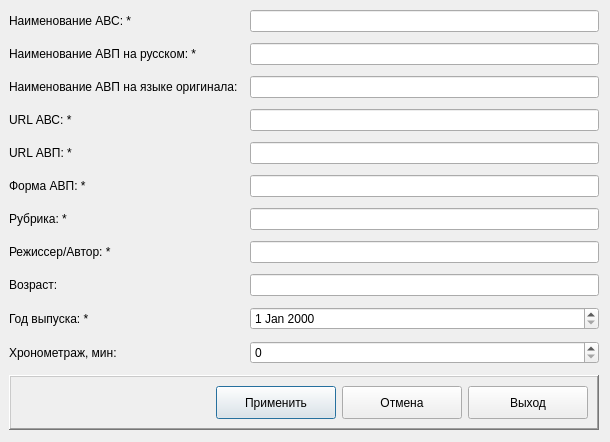
Old version of the form arm_o/d_addavp.ui in the repository levdikandrey/DataCollector.
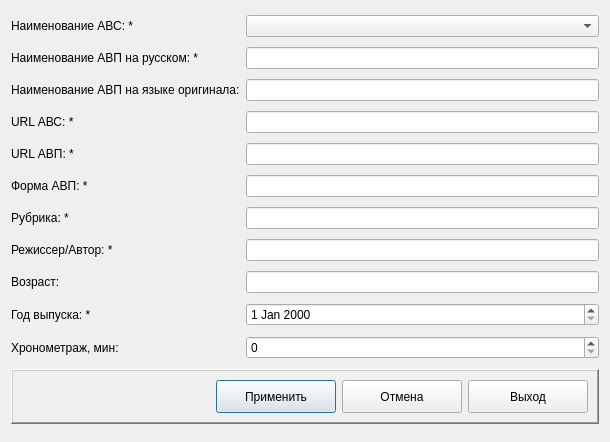
New version of the form. Icons and pictures are not drawn.

The edit to the form file:
```diff
--- a/arm_o/d_addavp.ui
+++ b/arm_o/d_addavp.ui
@@ -14,46 +14,121 @@
    <string>Добавление АВП</string>
   </property>
   <layout class="QGridLayout" name="gridLayout">
-   <property name="leftMargin">
-    <number>9</number>
-   </property>
-   <property name="topMargin">
-    <number>5</number>
-   </property>
-   <property name="bottomMargin">
-    <number>3</number>
-   </property>
-   <item row="7" column="0">
+   <item row="0" column="0">
+    <widget class="QLabel" name="label_11">
+     <property name="text">
+      <string>Наименование АВС: *</string>
+     </property>
+    </widget>
+   </item>
+   <item row="0" column="1">
+    <widget class="QComboBox" name="comboBoxNameAVS"/>
+   </item>
+   <item row="1" column="0">
+    <widget class="QLabel" name="label">
+     <property name="text">
+      <string>Наименование АВП на русском: *</string>
+     </property>
+    </widget>
+   </item>
+   <item row="1" column="1">
+    <widget class="QLineEdit" name="lineEditName"/>
+   </item>
+   <item row="2" column="0">
+    <widget class="QLabel" name="label_2">
+     <property name="text">
+      <string>Наименование АВП на языке оригинала:</string>
+     </property>
+    </widget>
+   </item>
+   <item row="2" column="1">
+    <widget class="QLineEdit" name="lineEditNameOriginal"/>
+   </item>
+   <item row="3" column="0">
+    <widget class="QLabel" name="label_3">
+     <property name="text">
+      <string>URL АВС: *</string>
+     </property>
+    </widget>
+   </item>
+   <item row="3" column="1">
+    <widget class="QLineEdit" name="lineEditURL_AVS"/>
+   </item>
+   <item row="4" column="0">
+    <widget class="QLabel" name="label_6">
+     <property name="text">
+      <string>URL АВП: *</string>
+     </property>
+    </widget>
+   </item>
+   <item row="4" column="1">
+    <widget class="QLineEdit" name="lineEditURL_AVP"/>
+   </item>
+   <item row="5" column="0">
+    <widget class="QLabel" name="label_4">
+     <property name="text">
+      <string>Форма АВП: *</string>
+     </property>
+    </widget>
+   </item>
+   <item row="5" column="1">
+    <widget class="QLineEdit" name="lineEditFormAVP"/>
+   </item>
+   <item row="6" column="0">
     <widget class="QLabel" name="label_5">
      <property name="text">
       <string>Рубрика: *</string>
      </property>
     </widget>
    </item>
-   <item row="9" column="2">
+   <item row="6" column="1">
+    <widget class="QLineEdit" name="lineEditRubric"/>
+   </item>
+   <item row="7" column="0">
+    <widget class="QLabel" name="label_7">
+     <property name="text">
+      <string>Режиссер/Автор: *</string>
+     </property>
+    </widget>
+   </item>
+   <item row="7" column="1">
+    <widget class="QLineEdit" name="lineEditFilmMaker"/>
+   </item>
+   <item row="8" column="0">
+    <widget class="QLabel" name="label_8">
+     <property name="text">
+      <string>Возраст:</string>
+     </property>
+    </widget>
+   </item>
+   <item row="8" column="1">
     <widget class="QLineEdit" name="lineEditAge"/>
    </item>
-   <item row="11" column="0">
+   <item row="9" column="0">
+    <widget class="QLabel" name="label_9">
+     <property name="text">
+      <string>Год выпуска: *</string>
+     </property>
+    </widget>
+   </item>
+   <item row="9" column="1">
+    <widget class="QDateEdit" name="dateEditYearOfRelease"/>
+   </item>
+   <item row="10" column="0">
     <widget class="QLabel" name="label_10">
      <property name="text">
       <string>Хронометраж, мин:</string>
      </property>
     </widget>
    </item>
-   <item row="10" column="2">
-    <widget class="QDateEdit" name="dateEditYearOfRelease"/>
-   </item>
-   <item row="1" column="0">
-    <widget class="QLabel" name="label">
-     <property name="text">
-      <string>Наименование АВП на русском: *</string>
+   <item row="10" column="1">
+    <widget class="QSpinBox" name="spinBoxDuration">
+     <property name="maximum">
+      <number>10000</number>
      </property>
     </widget>
    </item>
-   <item row="4" column="2">
-    <widget class="QLineEdit" name="lineEditURL_AVS"/>
-   </item>
-   <item row="12" column="0" colspan="3">
+   <item row="11" column="0" colspan="2">
     <widget class="QFrame" name="frame">
      <property name="maximumSize">
       <size>
@@ -153,90 +228,6 @@
      </layout>
     </widget>
    </item>
-   <item row="8" column="2">
-    <widget class="QLineEdit" name="lineEditFilmMaker"/>
-   </item>
-   <item row="4" column="0">
-    <widget class="QLabel" name="label_3">
-     <property name="text">
-      <string>URL АВС: *</string>
-     </property>
-    </widget>
-   </item>
-   <item row="8" column="0">
-    <widget class="QLabel" name="label_7">
-     <property name="text">
-      <string>Режиссер/Автор: *</string>
-     </property>
-    </widget>
-   </item>
-   <item row="7" column="2">
-    <widget class="QLineEdit" name="lineEditRubric"/>
-   </item>
-   <item row="9" column="0">
-    <widget class="QLabel" name="label_8">
-     <property name="text">
-      <string>Возраст:</string>
-     </property>
-    </widget>
-   </item>
-   <item row="10" column="0">
-    <widget class="QLabel" name="label_9">
-     <property name="text">
-      <string>Год выпуска: *</string>
-     </property>
-    </widget>
-   </item>
-   <item row="5" column="2">
-    <widget class="QLineEdit" name="lineEditURL_AVP"/>
-   </item>
-   <item row="11" column="2">
-    <widget class="QSpinBox" name="spinBoxDuration">
-     <property name="maximum">
-      <number>10000</number>
-     </property>
-    </widget>
-   </item>
-   <item row="2" column="2">
-    <widget class="QLineEdit" name="lineEditNameOriginal"/>
-   </item>
-   <item row="2" column="0">
-    <widget class="QLabel" name="label_2">
-     <property name="text">
-      <string>Наименование АВП на языке оригинала:</string>
-     </property>
-    </widget>
-   </item>
-   <item row="1" column="2">
-    <widget class="QLineEdit" name="lineEditName"/>
-   </item>
-   <item row="6" column="2">
-    <widget class="QLineEdit" name="lineEditFormAVP"/>
-   </item>
-   <item row="5" column="0">
-    <widget class="QLabel" name="label_6">
-     <property name="text">
-      <string>URL АВП: *</string>
-     </property>
-    </widget>
-   </item>
-   <item row="6" column="0">
-    <widget class="QLabel" name="label_4">
-     <property name="text">
-      <string>Форма АВП: *</string>
-     </property>
-    </widget>
-   </item>
-   <item row="0" column="0">
-    <widget class="QLabel" name="label_11">
-     <property name="text">
-      <string>Наименование АВС: *</string>
-     </property>
-    </widget>
-   </item>
-   <item row="0" column="2">
-    <widget class="QLineEdit" name="lineEditNameAVS"/>
-   </item>
   </layout>
  </widget>
  <tabstops>
```
Left out of the diff: 1 changed line with no effect on the pictures.
